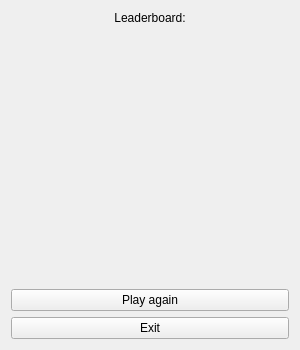
shyguys/pydarts, file pydarts/widgets/ui/post_game_widget.ui: the form before one commit.
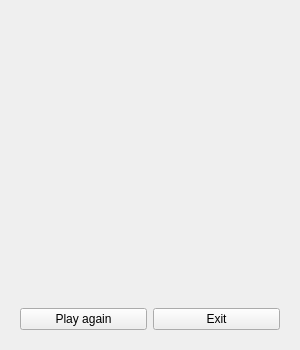
The form after the commit.

Commit message: feat: game mode selection and overall overhaul

The edit to the form file:
```diff
--- a/pydarts/widgets/ui/post_game_widget.ui
+++ b/pydarts/widgets/ui/post_game_widget.ui
@@ -27,31 +27,36 @@
   </property>
   <layout class="QVBoxLayout" name="verticalLayout">
    <item>
-    <widget class="QLabel" name="leaderboard_key_label">
-     <property name="text">
-      <string>Leaderboard:</string>
-     </property>
-     <property name="alignment">
-      <set>Qt::AlignHCenter|Qt::AlignTop</set>
-     </property>
-    </widget>
-   </item>
-   <item>
-    <widget class="QLabel" name="leaderboard_value_label">
+    <widget class="QWidget" name="leaderboard_widget" native="true">
      <property name="sizePolicy">
       <sizepolicy hsizetype="Preferred" vsizetype="Preferred">
        <horstretch>0</horstretch>
        <verstretch>1</verstretch>
       </sizepolicy>
      </property>
+     <layout class="QHBoxLayout" name="horizontalLayout_2">
+      <item>
+       <widget class="QLabel" name="leaderboard_label">
+        <property name="sizePolicy">
+         <sizepolicy hsizetype="Preferred" vsizetype="Preferred">
+          <horstretch>0</horstretch>
+          <verstretch>0</verstretch>
+         </sizepolicy>
+        </property>
      <property name="text">
       <string/>
      </property>
      <property name="alignment">
-      <set>Qt::AlignHCenter|Qt::AlignTop</set>
+         <set>Qt::AlignLeading|Qt::AlignLeft|Qt::AlignTop</set>
      </property>
     </widget>
    </item>
+     </layout>
+    </widget>
+   </item>
+   <item>
+    <widget class="QWidget" name="end_game_widget" native="true">
+     <layout class="QHBoxLayout" name="horizontalLayout">
    <item>
     <widget class="QPushButton" name="play_again_push_button">
      <property name="text">
@@ -64,6 +69,9 @@
      <property name="text">
       <string>Exit</string>
      </property>
+       </widget>
+      </item>
+     </layout>
     </widget>
    </item>
   </layout>
```
Lines whose indentation alone changed are shown as unchanged. The commit also changes 16 other files.
